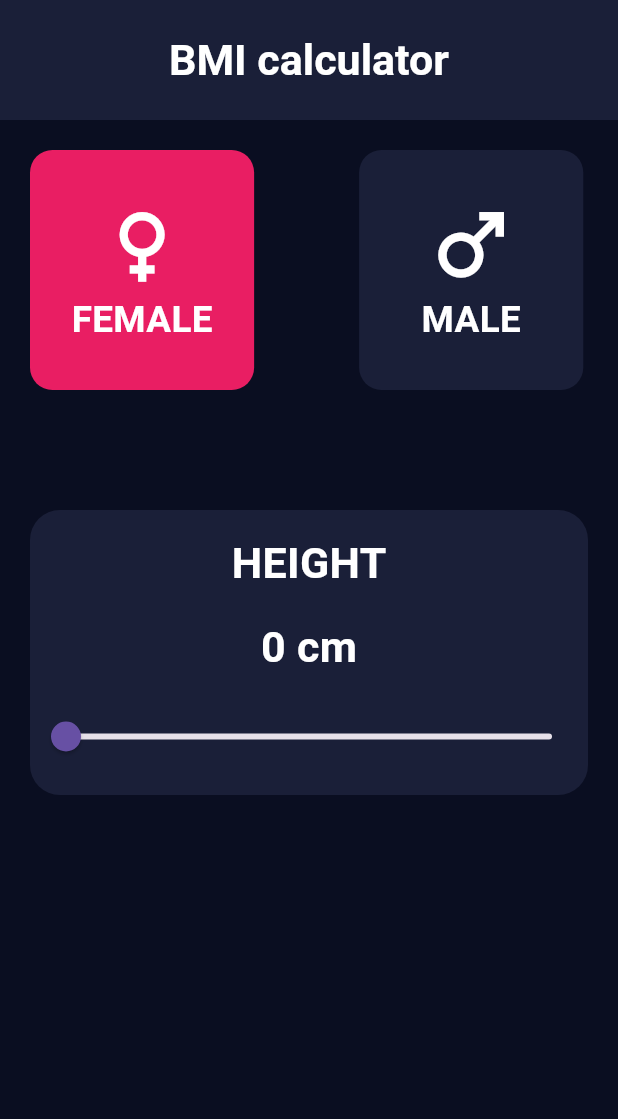
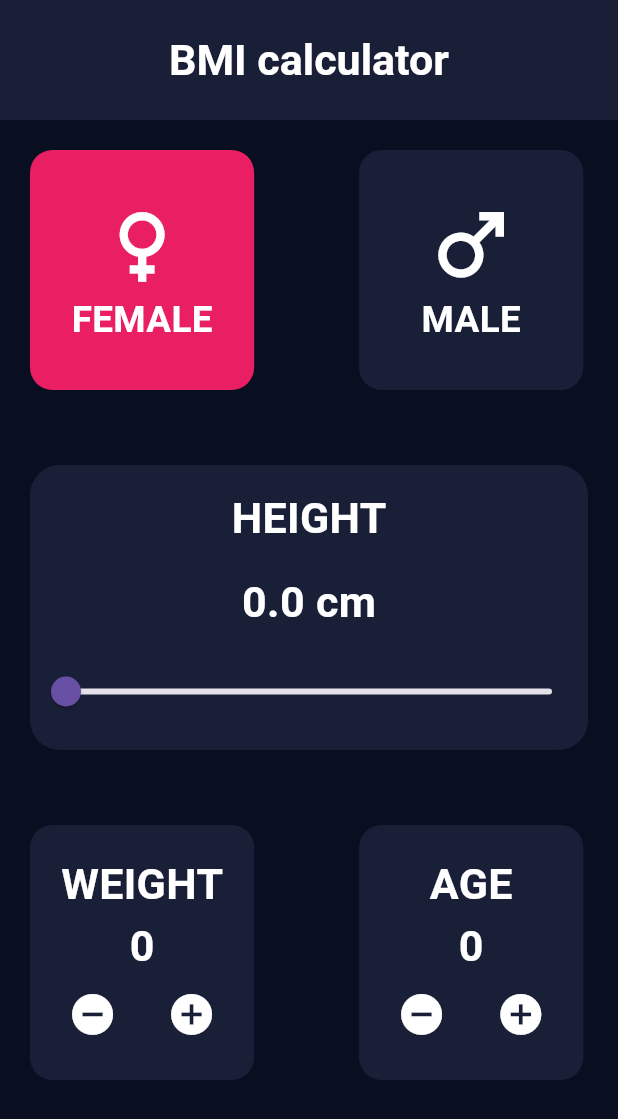
Before and after one commit to atefElhamsa/bmi_app, a Flutter app: the screen it shows after launch, on a phone screen of 412 x 824 dp. Shown: the top 1119 px of the screen. Run offline on Flutter 3.47's test engine with Material 3 defaults, Android fonts, the phone set to English and light mode, and no system bars; our stand-ins replace flutter_screenutil, google_fonts.

Commit message:
containers age and weight done

```diff
--- a/lib/core/utils/app_colors.dart
+++ b/lib/core/utils/app_colors.dart
@@ -5,4 +5,5 @@ class AppColors {
   static const Color appbarColor = Color(0XFF1A1F38);
   static const Color containerColorRed = Color(0XFFF10606);
   static const Color white = Colors.white;
+  static const Color pink = Colors.pink;
 }
--- /dev/null
+++ b/lib/features/home/data/models/age_and_weight_item_model.dart
@@ -0,0 +1,16 @@
+import '../../../../core/utils/app_texts.dart';
+
+class AgeAndWeightItemModel {
+  final String title;
+  int ageOrWeight;
+
+  AgeAndWeightItemModel({required this.title, required this.ageOrWeight});
+}
+
+int weight = 0;
+int age = 0;
+
+final List<AgeAndWeightItemModel> itemsInfo = [
+  AgeAndWeightItemModel(title: AppTexts.weight, ageOrWeight: weight),
+  AgeAndWeightItemModel(title: AppTexts.age, ageOrWeight: age),
+];
--- /dev/null
+++ b/lib/features/home/data/models/container_type_item_model.dart
@@ -0,0 +1,22 @@
+import 'package:bmi_app/core/utils/app_colors.dart';
+import 'package:bmi_app/core/utils/app_texts.dart';
+import 'package:flutter/material.dart';
+
+class ContainerTypeItemModel {
+  final String text;
+  final IconData iconData;
+  final Color? color;
+  bool isSelected;
+
+  ContainerTypeItemModel({
+    required this.text,
+    required this.iconData,
+    this.color = AppColors.appbarColor,
+    this.isSelected = false,
+  });
+}
+
+final List<ContainerTypeItemModel> itemsType = [
+  ContainerTypeItemModel(text: AppTexts.female, iconData: Icons.female),
+  ContainerTypeItemModel(text: AppTexts.male, iconData: Icons.male),
+];
--- a/lib/features/home/data/models/container_type_item_widget_model.dart
+++ /dev/null
@@ -1,17 +0,0 @@
-import 'package:bmi_app/core/utils/app_texts.dart';
-import 'package:flutter/material.dart';
-
-class ContainerTypeItemWidgetModel {
-  final String text;
-  final IconData iconData;
-  bool isSelected;
-
-  ContainerTypeItemWidgetModel({
-    required this.text,
-    required this.iconData,
-    this.isSelected = false,
-  });
-}
-
-final List<String> texts = [AppTexts.female, AppTexts.male];
-final List<IconData> icons = [Icons.female, Icons.male];
--- /dev/null
+++ b/lib/features/home/presentation/views/widgets/age_and_weight_item_widget.dart
@@ -0,0 +1,56 @@
+import 'package:bmi_app/features/home/data/models/age_and_weight_item_model.dart';
+import 'package:flutter/material.dart';
+import '../../../../../core/shared_widgets/custom_text.dart';
+import '../../../data/models/text_model.dart';
+import 'icon_widget.dart';
+
+class AgeAndWeightItemWidget extends StatefulWidget {
+  const AgeAndWeightItemWidget({
+    super.key,
+    required this.ageAndWeightItemModel,
+  });
+  final AgeAndWeightItemModel ageAndWeightItemModel;
+
+  @override
+  State<AgeAndWeightItemWidget> createState() => _AgeAndWeightItemWidgetState();
+}
+
+class _AgeAndWeightItemWidgetState extends State<AgeAndWeightItemWidget> {
+  @override
+  Widget build(BuildContext context) {
+    return Column(
+      mainAxisAlignment: MainAxisAlignment.center,
+      children: [
+        CustomText(
+          textModel: TextModel(title: widget.ageAndWeightItemModel.title),
+        ),
+        CustomText(
+          textModel: TextModel(
+            title: widget.ageAndWeightItemModel.ageOrWeight.toString(),
+          ),
+        ),
+        Row(
+          mainAxisAlignment: MainAxisAlignment.spaceEvenly,
+          children: [
+            IconWidget(
+              iconData: Icons.remove_circle,
+              onPressed: () {
+                if (widget.ageAndWeightItemModel.ageOrWeight > 1) {
+                  widget.ageAndWeightItemModel.ageOrWeight -= 1;
+                  setState(() {});
+                }
+              },
+            ),
+            IconWidget(
+              iconData: Icons.add_circle,
+              onPressed: () {
+                widget.ageAndWeightItemModel.ageOrWeight += 1;
+                setState(() {});
+              },
+            ),
+          ],
+        ),
+      ],
+    );
+  }
+}
--- /dev/null
+++ b/lib/features/home/presentation/views/widgets/container_item_widget.dart
@@ -0,0 +1,26 @@
+import 'package:bmi_app/core/utils/app_colors.dart';
+import 'package:flutter/material.dart';
+import 'package:flutter_screenutil/flutter_screenutil.dart';
+
+class ContainerItemWidget extends StatelessWidget {
+  const ContainerItemWidget({
+    super.key,
+    required this.widget,
+    this.color,
+  });
+  final Widget widget;
+  final Color? color;
+
+  @override
+  Widget build(BuildContext context) {
+    return Container(
+      height: 160.h,
+      width: 136.w,
+      decoration: BoxDecoration(
+        borderRadius: BorderRadius.circular(15),
+        color: color ?? AppColors.appbarColor,
+      ),
+      child: widget,
+    );
+  }
+}
--- a/lib/features/home/presentation/views/widgets/container_type_item_widget.dart
+++ /dev/null
@@ -1,51 +0,0 @@
-import 'package:bmi_app/features/home/data/models/container_type_item_widget_model.dart';
-import 'package:flutter/material.dart';
-import 'package:flutter_screenutil/flutter_screenutil.dart';
-import '../../../../../core/shared_widgets/custom_text.dart';
-import '../../../../../core/utils/app_colors.dart';
-import '../../../data/models/text_model.dart';
-
-class ContainerTypeItemWidget extends StatefulWidget {
-  const ContainerTypeItemWidget({
-    super.key,
-    required this.containerTypeItemWidgetModel,
-  });
-  final ContainerTypeItemWidgetModel containerTypeItemWidgetModel;
-
-  @override
-  State<ContainerTypeItemWidget> createState() =>
-      _ContainerTypeItemWidgetState();
-}
-
-class _ContainerTypeItemWidgetState extends State<ContainerTypeItemWidget> {
-  @override
-  Widget build(BuildContext context) {
-    return Container(
-      height: 160.h,
-      width: 136.w,
-      decoration: BoxDecoration(
-        borderRadius: BorderRadius.circular(15),
-        color:
-            widget.containerTypeItemWidgetModel.isSelected
-                ? Colors.pink
-                : AppColors.appbarColor,
-      ),
-      child: Column(
-        mainAxisAlignment: MainAxisAlignment.center,
-        children: [
-          Icon(
-            widget.containerTypeItemWidgetModel.iconData,
-            color: AppColors.white,
-            size: 80.h,
-          ),
-          CustomText(
-            textModel: TextModel(
-              title: widget.containerTypeItemWidgetModel.text,
-              fontSize: 30.sp,
-            ),
-          ),
-        ],
-      ),
-    );
-  }
-}
--- a/lib/features/home/presentation/views/widgets/height_widget.dart
+++ b/lib/features/home/presentation/views/widgets/height_widget.dart
@@ -29,7 +29,7 @@ class _HeightWidgetState extends State<HeightWidget> {
           const CustomText(textModel: TextModel(title: AppTexts.height)),
           CustomText(
             textModel: TextModel(
-              title: height.round().toString() + AppTexts.cm,
+              title: height.toStringAsFixed(1) + AppTexts.cm,
             ),
           ),
           Slider(
@@ -37,8 +37,9 @@ class _HeightWidgetState extends State<HeightWidget> {
             max: 300,
             value: height,
             onChanged: (value) {
-              height = value;
-              setState(() {});
+              setState(() {
+                height = value;
+              });
             },
           ),
         ],
--- a/lib/features/home/presentation/views/widgets/home_body.dart
+++ b/lib/features/home/presentation/views/widgets/home_body.dart
@@ -1,4 +1,5 @@
 import 'package:bmi_app/features/home/presentation/views/widgets/height_widget.dart';
+import 'package:bmi_app/features/home/presentation/views/widgets/list_view_age_and_weight.dart';
 import 'package:bmi_app/features/home/presentation/views/widgets/list_view_container_type.dart';
 import 'package:flutter/material.dart';
 
@@ -10,10 +11,11 @@ class HomeBody extends StatelessWidget {
     return const Padding(
       padding: EdgeInsets.symmetric(horizontal: 20, vertical: 20),
       child: Column(
-        spacing: 80,
+        spacing: 50,
         children: [
           ListViewContainerType(),
           HeightWidget(),
+          ListViewAgeAndWeight(),
         ],
       ),
     );
--- /dev/null
+++ b/lib/features/home/presentation/views/widgets/icon_widget.dart
@@ -0,0 +1,22 @@
+import 'package:flutter/material.dart';
+import 'package:flutter_screenutil/flutter_screenutil.dart';
+import '../../../../../core/utils/app_colors.dart';
+
+class IconWidget extends StatefulWidget {
+  const IconWidget({super.key, required this.iconData, this.onPressed});
+  final IconData iconData;
+  final void Function()? onPressed;
+
+  @override
+  State<IconWidget> createState() => _IconWidgetState();
+}
+
+class _IconWidgetState extends State<IconWidget> {
+  @override
+  Widget build(BuildContext context) {
+    return IconButton(
+      onPressed: widget.onPressed,
+      icon: Icon(widget.iconData, size: 40.h, color: AppColors.white),
+    );
+  }
+}
--- /dev/null
+++ b/lib/features/home/presentation/views/widgets/list_view_age_and_weight.dart
@@ -0,0 +1,34 @@
+import 'package:bmi_app/features/home/data/models/age_and_weight_item_model.dart';
+import 'package:bmi_app/features/home/presentation/views/widgets/age_and_weight_item_widget.dart';
+import 'package:flutter/material.dart';
+
+import 'container_item_widget.dart';
+
+class ListViewAgeAndWeight extends StatefulWidget {
+  const ListViewAgeAndWeight({super.key});
+
+  @override
+  State<ListViewAgeAndWeight> createState() => _ListViewAgeAndWeightState();
+}
+
+class _ListViewAgeAndWeightState extends State<ListViewAgeAndWeight> {
+  @override
+  Widget build(BuildContext context) {
+    return SizedBox(
+      height: 170,
+      width: double.infinity,
+      child: ListView.separated(
+        scrollDirection: Axis.horizontal,
+        separatorBuilder: (context, index) {
+          return const SizedBox(width: 70);
+        },
+        itemBuilder: (context, index) {
+          return ContainerItemWidget(
+            widget: AgeAndWeightItemWidget(ageAndWeightItemModel: itemsInfo[index]),
+          );
+        },
+        itemCount: itemsInfo.length,
+      ),
+    );
+  }
+}
--- a/lib/features/home/presentation/views/widgets/list_view_container_type.dart
+++ b/lib/features/home/presentation/views/widgets/list_view_container_type.dart
@@ -1,7 +1,8 @@
+import 'package:bmi_app/core/utils/app_colors.dart';
+import 'package:bmi_app/features/home/presentation/views/widgets/male_and_female_widget.dart';
 import 'package:flutter/material.dart';
-
-import '../../../data/models/container_type_item_widget_model.dart';
-import 'container_type_item_widget.dart';
+import '../../../data/models/container_type_item_model.dart';
+import 'container_item_widget.dart';
 
 class ListViewContainerType extends StatefulWidget {
   const ListViewContainerType({super.key});
@@ -31,16 +32,16 @@ class _ListViewContainerTypeState extends State<ListViewContainerType> {
                 });
               }
             },
-            child: ContainerTypeItemWidget(
-              containerTypeItemWidgetModel: ContainerTypeItemWidgetModel(
-                text: texts[index],
-                iconData: icons[index],
-                isSelected: activeIndex == index,
+            child: ContainerItemWidget(
+              color:
+                  activeIndex == index ? AppColors.pink : AppColors.appbarColor,
+              widget: MaleAndFemaleWidget(
+                containerTypeItemWidgetModel: itemsType[index],
               ),
             ),
           );
         },
-        itemCount: texts.length,
+        itemCount: itemsType.length,
       ),
     );
   }
--- /dev/null
+++ b/lib/features/home/presentation/views/widgets/male_and_female_widget.dart
@@ -0,0 +1,35 @@
+import 'package:bmi_app/features/home/data/models/container_type_item_model.dart';
+import 'package:flutter/material.dart';
+import 'package:flutter_screenutil/flutter_screenutil.dart';
+
+import '../../../../../core/shared_widgets/custom_text.dart';
+import '../../../../../core/utils/app_colors.dart';
+import '../../../data/models/text_model.dart';
+
+class MaleAndFemaleWidget extends StatelessWidget {
+  const MaleAndFemaleWidget({
+    super.key,
+    required this.containerTypeItemWidgetModel,
+  });
+  final ContainerTypeItemModel containerTypeItemWidgetModel;
+
+  @override
+  Widget build(BuildContext context) {
+    return Column(
+      mainAxisAlignment: MainAxisAlignment.center,
+      children: [
+        Icon(
+          containerTypeItemWidgetModel.iconData,
+          color: AppColors.white,
+          size: 80.h,
+        ),
+        CustomText(
+          textModel: TextModel(
+            title: containerTypeItemWidgetModel.text,
+            fontSize: 30.sp,
+          ),
+        ),
+      ],
+    );
+  }
+}
--- a/pubspec.yaml
+++ b/pubspec.yaml
@@ -36,6 +36,7 @@ dependencies:
   cupertino_icons: ^1.0.8
   flutter_screenutil: ^5.9.3
   google_fonts: ^6.2.1
+  flutter_bloc: ^9.1.1
 
 dev_dependencies:
   flutter_test:
```
Also changed, not shown: pubspec.lock.
